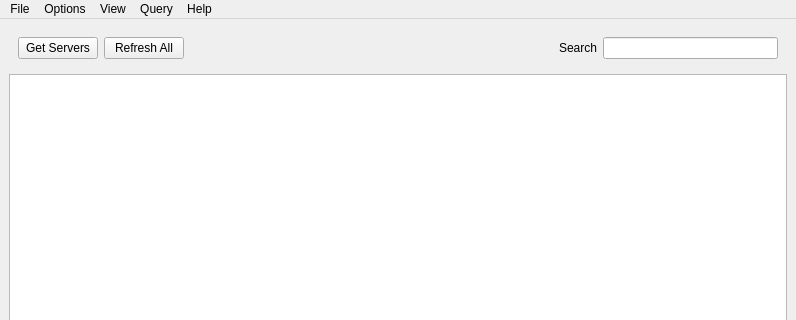
This is src/gui/mainwindow.ui in Destroyerrrocket/doomseeker-unofficial as Qt 5 draws it before an edit; both pictures show x 0 to 796 and y 0 to 320 of the 796 by 600 pixel window. The edited form follows.
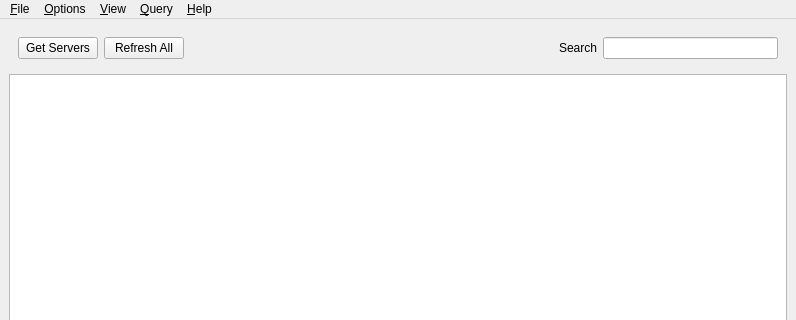
This is the edited form. Custom widgets are drawn as their Qt base class.

Commit message: - Removed weird checks in ServerListContextMenu::translateQMenuResult(). - Added ALT+ keyboard shortcuts to the menu in the main window. - Added Help (Help menu or F1) which opens site http://skulltag.net/wiki/Doomseeker in default browser.

Patch:
```diff
--- a/src/gui/mainwindow.ui
+++ b/src/gui/mainwindow.ui
@@ -124,19 +124,19 @@
      <locale language="English" country="UnitedStates"/>
     </property>
     <property name="title">
-     <string>Options</string>
+     <string>&amp;Options</string>
     </property>
     <addaction name="menuActionConfigure"/>
    </widget>
    <widget class="QMenu" name="menuHelp">
     <property name="title">
-     <string>Help</string>
+     <string>&amp;Help</string>
     </property>
     <addaction name="menuActionAbout"/>
    </widget>
    <widget class="QMenu" name="menuFile">
     <property name="title">
-     <string>File</string>
+     <string>&amp;File</string>
     </property>
     <addaction name="menuActionCreateServer"/>
     <addaction name="menuActionWadseeker"/>
@@ -145,14 +145,14 @@
    </widget>
    <widget class="QMenu" name="menuView">
     <property name="title">
-     <string>View</string>
+     <string>&amp;View</string>
     </property>
     <addaction name="menuActionBuddies"/>
     <addaction name="menuActionLog"/>
    </widget>
    <widget class="QMenu" name="menuQuery">
     <property name="title">
-     <string>Query</string>
+     <string>&amp;Query</string>
     </property>
    </widget>
    <addaction name="menuFile"/>
```
Left out of the diff: 24 changed lines with no effect on the pictures. The commit also changes 7 other files.
